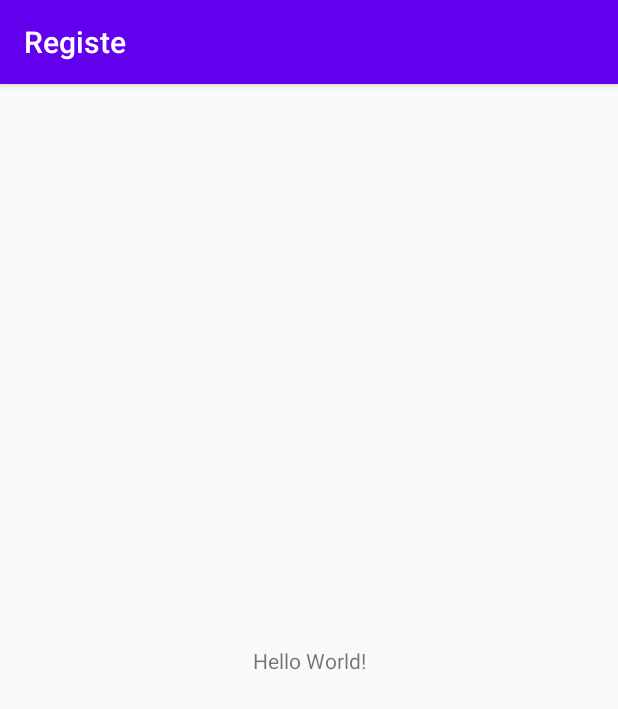
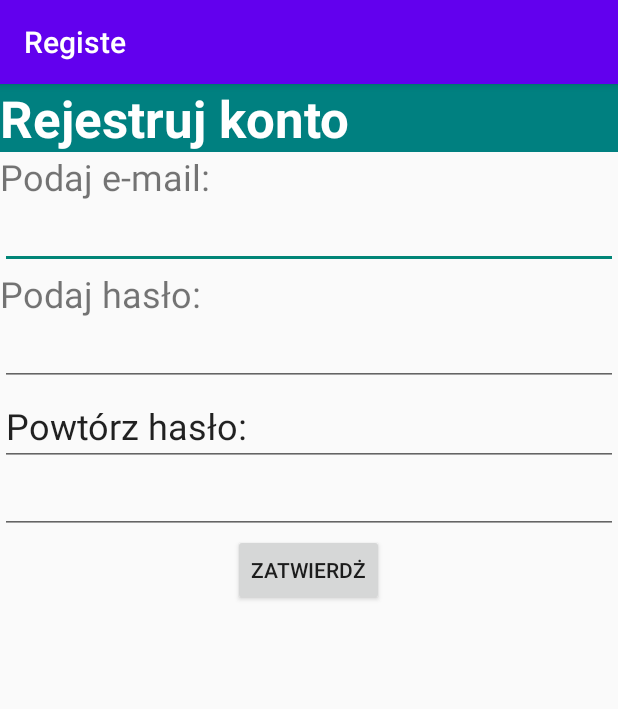
Before and after one commit to YevhenShershen/Register, an Android app: the screen it shows after launch (MainActivity), on a phone screen of 412 x 824 dp. Shown: the top 709 px of the screen. Run offline under Robolectric (Android 15) with nearby library versions, the phone set to English and light mode, and no system bars.

Commit message:
Rejestracja egzamin

```diff
--- a/app/src/main/java/com/example/registe/MainActivity.java
+++ b/app/src/main/java/com/example/registe/MainActivity.java
@@ -3,12 +3,44 @@ package com.example.registe;
 import androidx.appcompat.app.AppCompatActivity;
 
 import android.os.Bundle;
+import android.view.View;
+import android.widget.Button;
+import android.widget.EditText;
+import android.widget.TextView;
 
 public class MainActivity extends AppCompatActivity {
+    private EditText getMail;
+    private EditText getPassword;
+    private EditText getPassword2;
+    private Button accept;
+    private TextView mailInfo;
 
     @Override
     protected void onCreate(Bundle savedInstanceState) {
         super.onCreate(savedInstanceState);
         setContentView(R.layout.activity_main);
+
+        getMail = findViewById(R.id.getMail);
+        mailInfo = findViewById(R.id.mailInfo);
+        getPassword = findViewById(R.id.getPassword);
+        getPassword2 = findViewById(R.id.getPassword2);
+    }
+
+    public void getPersonInfo(View view) {
+
+        String getPasswordInfo = getPassword.getText().toString();
+        String getPasswordInfo2 = getPassword2.getText().toString();
+        String callMailInfo = getMail.getText().toString();
+
+        if (callMailInfo.contains("@")) {
+            if (getPasswordInfo.contentEquals(getPasswordInfo2)) {
+                mailInfo.setText("Witaj " + callMailInfo);
+            } else {
+                mailInfo.setText("Hasła się różnią");
+            }
+        } else {
+            mailInfo.setText("Nie prawidłowy adres e-mail");
+        }
+
     }
 }
--- a/app/src/main/res/layout/activity_main.xml
+++ b/app/src/main/res/layout/activity_main.xml
@@ -2,17 +2,92 @@
 <androidx.constraintlayout.widget.ConstraintLayout xmlns:android="http://schemas.android.com/apk/res/android"
     xmlns:app="http://schemas.android.com/apk/res-auto"
     xmlns:tools="http://schemas.android.com/tools"
+    android:id="@+id/password"
     android:layout_width="match_parent"
     android:layout_height="match_parent"
     tools:context=".MainActivity">
 
-    <TextView
-        android:layout_width="wrap_content"
-        android:layout_height="wrap_content"
-        android:text="Hello World!"
-        app:layout_constraintBottom_toBottomOf="parent"
-        app:layout_constraintEnd_toEndOf="parent"
-        app:layout_constraintStart_toStartOf="parent"
-        app:layout_constraintTop_toTopOf="parent" />
+    <LinearLayout
+        android:layout_width="match_parent"
+        android:layout_height="match_parent"
+        android:orientation="vertical">
+
+        <TextView
+            android:id="@+id/logo"
+            android:layout_width="match_parent"
+            android:layout_height="wrap_content"
+            android:background="#008080"
+            android:text="Rejestruj konto"
+            android:textColor="#FFF"
+            android:textSize="34sp"
+            android:textStyle="bold" />
+
+        <TextView
+            android:id="@+id/mail"
+            android:layout_width="match_parent"
+            android:layout_height="wrap_content"
+            android:text="Podaj e-mail:"
+            android:textSize="24sp" />
+
+        <EditText
+            android:id="@+id/getMail"
+            android:layout_width="match_parent"
+            android:layout_height="wrap_content"
+            android:ems="10"
+            android:inputType="textEmailAddress" />
+
+        <TextView
+            android:id="@+id/textView3"
+            android:layout_width="match_parent"
+            android:layout_height="wrap_content"
+            android:text="Podaj hasło:"
+            android:textSize="24sp" />
+
+        <EditText
+            android:id="@+id/getPassword"
+            android:layout_width="match_parent"
+            android:layout_height="wrap_content"
+            android:ems="10"
+            android:inputType="textPassword" />
+
+        <EditText
+            android:id="@+id/editTextTextPersonName3"
+            android:layout_width="match_parent"
+            android:layout_height="wrap_content"
+            android:ems="10"
+            android:inputType="textPersonName"
+            android:text="Powtórz hasło:"
+            android:textSize="24sp" />
+
+        <EditText
+            android:id="@+id/getPassword2"
+            android:layout_width="match_parent"
+            android:layout_height="wrap_content"
+            android:ems="10"
+            android:inputType="textPassword" />
+
+        <LinearLayout
+            android:layout_width="match_parent"
+            android:layout_height="match_parent"
+            android:gravity="center_horizontal"
+            android:orientation="vertical">
+
+            <Button
+                android:id="@+id/accept"
+                android:layout_width="wrap_content"
+                android:layout_height="wrap_content"
+                android:text="zatwierdż"
+                android:onClick="getPersonInfo"/>
+
+            <TextView
+                android:id="@+id/mailInfo"
+                android:layout_width="match_parent"
+                android:layout_height="wrap_content"
+                android:gravity="center_horizontal"
+                android:textSize="24sp"
+                android:textStyle="bold" />
+        </LinearLayout>
+
+    </LinearLayout>
 
 </androidx.constraintlayout.widget.ConstraintLayout>
```
